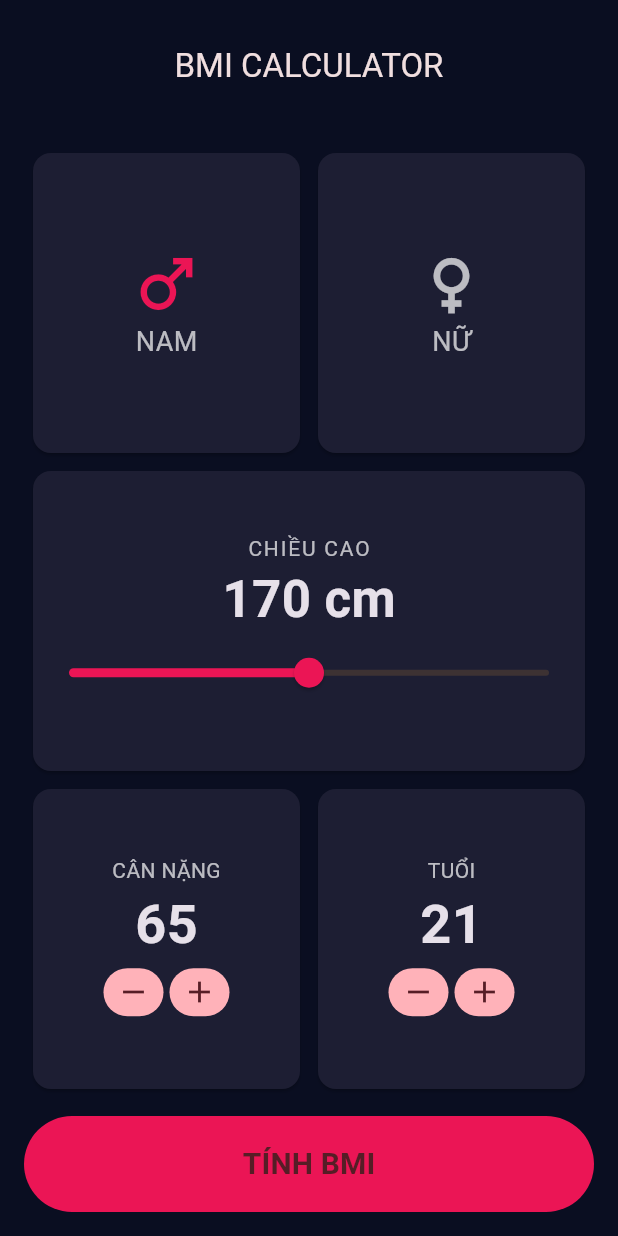
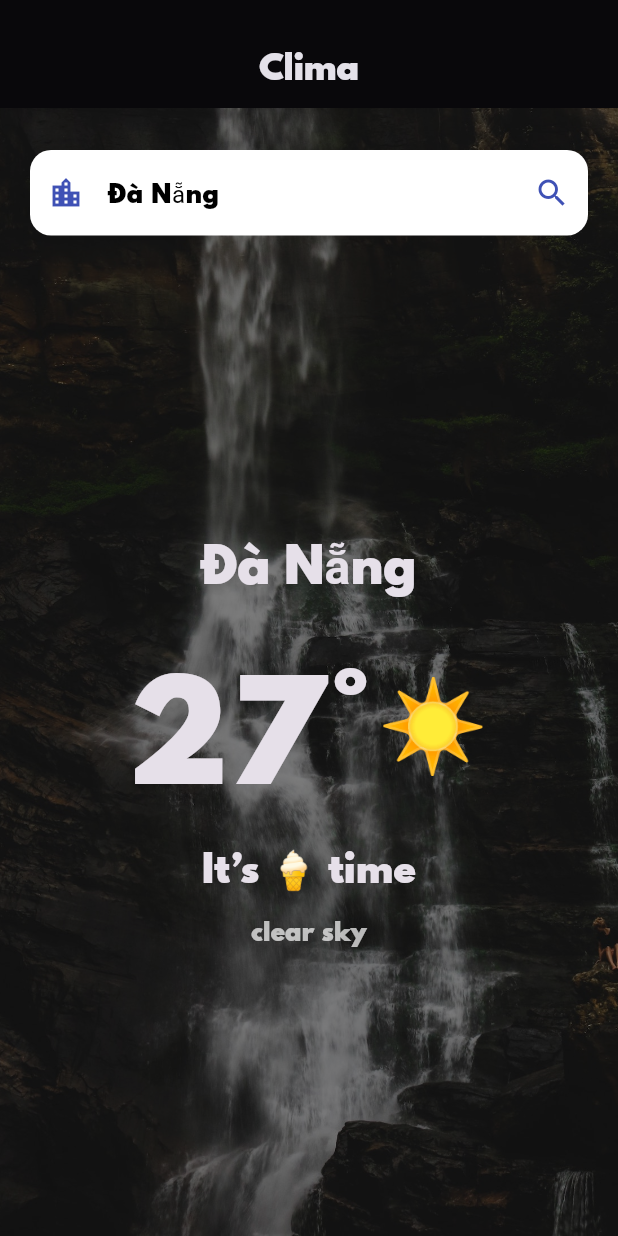
Before and after one commit to thndev05/all-labs-flutter, a Flutter app: the screen it shows after launch, on a phone screen of 412 x 824 dp. Run offline on Flutter 3.47's test engine with Material 3 defaults, Android fonts, the phone set to English and light mode, and no system bars.

Commit message:
feat: implement Clima weather app with city search functionality

```diff
--- a/lib/bmi_calculator.dart
+++ /dev/null
@@ -1,32 +0,0 @@
-class BmiResult {
-  const BmiResult(
-      {required this.value,
-      required this.category,
-      required this.interpretation});
-
-  final double value;
-  final String category;
-  final String interpretation;
-}
-
-BmiResult calculateBmi({required int heightCm, required int weightKg}) {
-  final bmi = weightKg / ((heightCm / 100) * (heightCm / 100));
-  if (bmi >= 25) {
-    return BmiResult(
-        value: bmi,
-        category: 'THỪA CÂN',
-        interpretation:
-            'Bạn có cân nặng cao hơn mức bình thường. Hãy vận động nhiều hơn.');
-  }
-  if (bmi > 18.5) {
-    return BmiResult(
-        value: bmi,
-        category: 'BÌNH THƯỜNG',
-        interpretation: 'Bạn có cân nặng khỏe mạnh. Làm tốt lắm!');
-  }
-  return BmiResult(
-      value: bmi,
-      category: 'THIẾU CÂN',
-      interpretation:
-          'Bạn có cân nặng thấp hơn mức bình thường. Hãy ăn uống đầy đủ hơn.');
-}
--- a/lib/main.dart
+++ b/lib/main.dart
@@ -1,238 +1,176 @@
 import 'package:flutter/material.dart';
 
-import 'bmi_calculator.dart';
+import 'services/weather_service.dart';
 
-void main() => runApp(const BmiApp());
+void main() => runApp(const ClimaApp());
 
-class BmiApp extends StatelessWidget {
-  const BmiApp({super.key});
+class ClimaApp extends StatelessWidget {
+  const ClimaApp({super.key});
 
   @override
   Widget build(BuildContext context) => MaterialApp(
-        title: 'BMI Calculator',
+        title: 'Clima',
         debugShowCheckedModeBanner: false,
         theme: ThemeData.dark(useMaterial3: true).copyWith(
-          scaffoldBackgroundColor: const Color(0xFF0A0E21),
+          textTheme: ThemeData.dark().textTheme.apply(fontFamily: 'Spartan MB'),
           colorScheme: ColorScheme.fromSeed(
-              seedColor: const Color(0xFFEB1555), brightness: Brightness.dark),
+              seedColor: Colors.indigo, brightness: Brightness.dark),
         ),
-        home: const BmiPage(),
+        home: const WeatherPage(),
       );
 }
 
-class BmiPage extends StatefulWidget {
-  const BmiPage({super.key});
+class WeatherPage extends StatefulWidget {
+  const WeatherPage({super.key, this.service});
+
+  final WeatherService? service;
 
   @override
-  State<BmiPage> createState() => _BmiPageState();
+  State<WeatherPage> createState() => _WeatherPageState();
 }
 
-class _BmiPageState extends State<BmiPage> {
-  var _height = 170.0;
-  var _weight = 65;
-  var _age = 21;
-  var _isMale = true;
-  BmiResult? _result;
-
-  void _calculate() => setState(() =>
-      _result = calculateBmi(heightCm: _height.round(), weightKg: _weight));
+class _WeatherPageState extends State<WeatherPage> {
+  late final WeatherService _service = widget.service ?? DemoWeatherService();
+  final _cityController = TextEditingController(text: 'Đà Nẵng');
+  WeatherData? _weather;
+  String? _error;
+  bool _loading = false;
 
   @override
-  Widget build(BuildContext context) => Scaffold(
+  void initState() {
+    super.initState();
+    _loadWeather();
+  }
+
+  Future<void> _loadWeather() async {
+    final city = _cityController.text.trim();
+    if (city.isEmpty) return;
+    setState(() {
+      _loading = true;
+      _error = null;
+    });
+    try {
+      final result = await _service.fetchCity(city);
+      if (!mounted) return;
+      setState(() {
+        _weather = result;
+        _loading = false;
+      });
+    } catch (_) {
+      if (!mounted) return;
+      setState(() {
+        _error = 'Không thể tải dữ liệu thời tiết.';
+        _loading = false;
+      });
+    }
+  }
+
+  @override
+  void dispose() {
+    _cityController.dispose();
+    super.dispose();
+  }
+
+  @override
+  Widget build(BuildContext context) {
+    final weather = _weather;
+    return Scaffold(
       appBar: AppBar(
         toolbarHeight: 72,
         title: const Padding(
           padding: EdgeInsets.only(top: 16),
-            child: Text('BMI CALCULATOR'),
+          child: Text('Clima'),
         ),
         centerTitle: true,
-          backgroundColor: Colors.transparent,
+        backgroundColor: Colors.black54,
       ),
       body: SafeArea(
-          child: Padding(
-            padding: const EdgeInsets.fromLTRB(16, 24, 16, 16),
-            child: _result == null ? _buildInput() : _buildResult(),
+        child: Container(
+          decoration: const BoxDecoration(
+            image: DecorationImage(
+              image: AssetImage('images/location_background.jpg'),
+              fit: BoxFit.cover,
             ),
           ),
-      );
-
-  Widget _buildInput() => Column(
+          child: Container(
+            color: Colors.black45,
+            padding: const EdgeInsets.fromLTRB(20, 28, 20, 24),
+            child: Column(
               crossAxisAlignment: CrossAxisAlignment.stretch,
               children: [
+                TextField(
+                  key: const Key('city-input'),
+                  controller: _cityController,
+                  textInputAction: TextInputAction.search,
+                  onSubmitted: (_) => _loadWeather(),
+                  decoration: InputDecoration(
+                    filled: true,
+                    fillColor: Colors.white,
+                    prefixIcon:
+                        const Icon(Icons.location_city, color: Colors.indigo),
+                    suffixIcon: IconButton(
+                        onPressed: _loadWeather,
+                        icon: const Icon(Icons.search, color: Colors.indigo)),
+                    hintText: 'Nhập tên thành phố',
+                    hintStyle: const TextStyle(color: Colors.grey),
+                    border: OutlineInputBorder(
+                        borderRadius: BorderRadius.circular(14),
+                        borderSide: BorderSide.none),
+                  ),
+                  style: const TextStyle(color: Colors.black),
+                ),
+                const SizedBox(height: 28),
+                if (_loading)
+                  const Expanded(
+                      child: Center(child: CircularProgressIndicator()))
+                else if (_error != null)
                   Expanded(
-            child: Row(
-              children: [
-                Expanded(
-                    child: _GenderCard(
-                        label: 'NAM',
-                        icon: Icons.male,
-                        selected: _isMale,
-                        onTap: () => setState(() => _isMale = true))),
-                Expanded(
-                    child: _GenderCard(
-                        label: 'NỮ',
-                        icon: Icons.female,
-                        selected: !_isMale,
-                        onTap: () => setState(() => _isMale = false))),
-              ],
-            ),
-          ),
-          Expanded(
-            child: _Card(
-              child: Column(
-                mainAxisAlignment: MainAxisAlignment.center,
-                children: [
-                  const Text('CHIỀU CAO',
-                      style:
-                          TextStyle(color: Colors.white70, letterSpacing: 1.2)),
-                  Text('${_height.round()} cm',
-                      style: const TextStyle(
-                          fontSize: 34, fontWeight: FontWeight.bold)),
-                  Slider(
-                      value: _height,
-                      min: 120,
-                      max: 220,
-                      activeColor: const Color(0xFFEB1555),
-                      onChanged: (value) => setState(() => _height = value)),
+                      child: Center(
+                          child: Text(_error!,
+                              style: const TextStyle(fontSize: 20))))
+                else if (weather != null)
+                  Expanded(child: _WeatherCard(weather: weather))
+                else
+                  const Expanded(
+                      child: Center(
+                          child: Text('Nhập thành phố để xem thời tiết.'))),
               ],
             ),
           ),
         ),
-          Expanded(
-            child: Row(
-              children: [
-                Expanded(
-                    child: _NumberCard(
-                        label: 'CÂN NẶNG',
-                        value: _weight,
-                        onMinus: () => setState(
-                            () => _weight = (_weight - 1).clamp(1, 300)),
-                        onPlus: () => setState(
-                            () => _weight = (_weight + 1).clamp(1, 300)))),
-                Expanded(
-                    child: _NumberCard(
-                        label: 'TUỔI',
-                        value: _age,
-                        onMinus: () =>
-                            setState(() => _age = (_age - 1).clamp(1, 120)),
-                        onPlus: () =>
-                            setState(() => _age = (_age + 1).clamp(1, 120)))),
-              ],
       ),
-          ),
-          _BottomButton(label: 'TÍNH BMI', onPressed: _calculate),
-        ],
-      );
-
-  Widget _buildResult() {
-    final result = _result!;
-    return Column(
-      crossAxisAlignment: CrossAxisAlignment.stretch,
-      children: [
-        const Text('KẾT QUẢ CỦA BẠN',
-            style: TextStyle(fontSize: 30, fontWeight: FontWeight.bold)),
-        const SizedBox(height: 24),
-        Expanded(
-            child: _Card(
-                child: Column(
-                    mainAxisAlignment: MainAxisAlignment.spaceEvenly,
-                    children: [
-              Text(result.category,
-                  style: const TextStyle(
-                      color: Color(0xFF24D876),
-                      fontSize: 22,
-                      fontWeight: FontWeight.bold)),
-              Text(result.value.toStringAsFixed(1),
-                  style: const TextStyle(
-                      fontSize: 86, fontWeight: FontWeight.bold)),
-              Padding(
-                  padding: const EdgeInsets.all(16),
-                  child: Text(result.interpretation,
-                      textAlign: TextAlign.center,
-                      style: const TextStyle(fontSize: 20)))
-            ]))),
-        _BottomButton(
-            label: 'TÍNH LẠI', onPressed: () => setState(() => _result = null)),
-      ],
     );
   }
 }
 
-class _Card extends StatelessWidget {
-  const _Card({required this.child});
-  final Widget child;
+class _WeatherCard extends StatelessWidget {
+  const _WeatherCard({required this.weather});
+  final WeatherData weather;
+
   @override
-  Widget build(BuildContext context) => Card(
-      color: const Color(0xFF1D1E33),
-      margin: const EdgeInsets.all(6),
-      child: child);
+  Widget build(BuildContext context) => Center(
+        child: SingleChildScrollView(
+          child: Column(
+            children: [
+              Text(weather.city,
+                  key: const Key('weather-city'),
+                  style: const TextStyle(
+                      fontSize: 32, fontWeight: FontWeight.bold)),
+              const SizedBox(height: 20),
+              Row(mainAxisAlignment: MainAxisAlignment.center, children: [
+                Text('${weather.temperature.round()}°',
+                    style: const TextStyle(fontSize: 88)),
+                Text(weather.icon, style: const TextStyle(fontSize: 60))
+              ]),
+              const SizedBox(height: 12),
+              Text(weather.message,
+                  textAlign: TextAlign.center,
+                  style: const TextStyle(fontSize: 25)),
+              const SizedBox(height: 12),
+              Text(weather.description,
+                  style: const TextStyle(fontSize: 16, color: Colors.white70)),
+            ],
+          ),
+        ),
+      );
 }
-
-class _GenderCard extends StatelessWidget {
-  const _GenderCard(
-      {required this.label,
-      required this.icon,
-      required this.selected,
-      required this.onTap});
-  final String label;
-  final IconData icon;
-  final bool selected;
-  final VoidCallback onTap;
-  @override
-  Widget build(BuildContext context) => GestureDetector(
-      onTap: onTap,
-      child: _Card(
-          child: Column(mainAxisAlignment: MainAxisAlignment.center, children: [
-        Icon(icon,
-            size: 52,
-            color: selected ? const Color(0xFFEB1555) : Colors.white70),
-        Text(label, style: const TextStyle(fontSize: 18, color: Colors.white70))
-      ])));
-}
-
-class _NumberCard extends StatelessWidget {
-  const _NumberCard(
-      {required this.label,
-      required this.value,
-      required this.onMinus,
-      required this.onPlus});
-  final String label;
-  final int value;
-  final VoidCallback onMinus;
-  final VoidCallback onPlus;
-  @override
-  Widget build(BuildContext context) => _Card(
-          child: Column(mainAxisAlignment: MainAxisAlignment.center, children: [
-        Text(label, style: const TextStyle(color: Colors.white70)),
-        Text('$value',
-            style: const TextStyle(fontSize: 36, fontWeight: FontWeight.bold)),
-        Row(mainAxisAlignment: MainAxisAlignment.center, children: [
-          IconButton.filled(
-              visualDensity: VisualDensity.compact,
-              onPressed: onMinus,
-              icon: const Icon(Icons.remove)),
-          const SizedBox(width: 4),
-          IconButton.filled(
-              visualDensity: VisualDensity.compact,
-              onPressed: onPlus,
-              icon: const Icon(Icons.add))
-        ])
-      ]));
-}
-
-class _BottomButton extends StatelessWidget {
-  const _BottomButton({required this.label, required this.onPressed});
-  final String label;
-  final VoidCallback onPressed;
-  @override
-  Widget build(BuildContext context) => Padding(
-      padding: const EdgeInsets.only(top: 12),
-      child: FilledButton(
-          onPressed: onPressed,
-          style: FilledButton.styleFrom(
-              backgroundColor: const Color(0xFFEB1555),
-              minimumSize: const Size.fromHeight(64)),
-          child: Text(label,
-              style:
-                  const TextStyle(fontSize: 20, fontWeight: FontWeight.bold))));
-}
--- /dev/null
+++ b/lib/services/weather_service.dart
@@ -0,0 +1,55 @@
+class WeatherData {
+  const WeatherData({
+    required this.city,
+    required this.temperature,
+    required this.conditionId,
+    required this.description,
+  });
+
+  final String city;
+  final double temperature;
+  final int conditionId;
+  final String description;
+
+  String get icon {
+    if (conditionId < 300) return '🌩️';
+    if (conditionId < 600) return '🌧️';
+    if (conditionId < 700) return '❄️';
+    if (conditionId < 800) return '🌫️';
+    if (conditionId == 800) return '☀️';
+    return '☁️';
+  }
+
+  String get message {
+    if (temperature > 25) return 'It’s 🍦 time';
+    if (temperature > 20) return 'Time for shorts and 👕';
+    if (temperature < 10) return 'You’ll need 🧣 and 🧤';
+    return 'Bring a 🧥 just in case';
+  }
+
+  factory WeatherData.fromJson(Map<String, dynamic> json) {
+    final weather =
+        (json['weather'] as List<dynamic>).first as Map<String, dynamic>;
+    final main = json['main'] as Map<String, dynamic>;
+    return WeatherData(
+      city: json['name'] as String? ?? 'Unknown',
+      temperature: (main['temp'] as num).toDouble(),
+      conditionId: weather['id'] as int,
+      description: weather['description'] as String? ?? '',
+    );
+  }
+}
+
+abstract interface class WeatherService {
+  Future<WeatherData> fetchCity(String city);
+}
+
+class DemoWeatherService implements WeatherService {
+  @override
+  Future<WeatherData> fetchCity(String city) async => WeatherData(
+        city: city,
+        temperature: 27,
+        conditionId: 800,
+        description: 'clear sky',
+      );
+}
```
Also changed, not shown: pubspec.yaml (+10 -2 lines), fonts/SpartanMB-Black.otf (added), images/city_background.jpg (added), images/location_background.jpg (added), 12 other files. Lines whose indentation alone changed are shown as unchanged.
